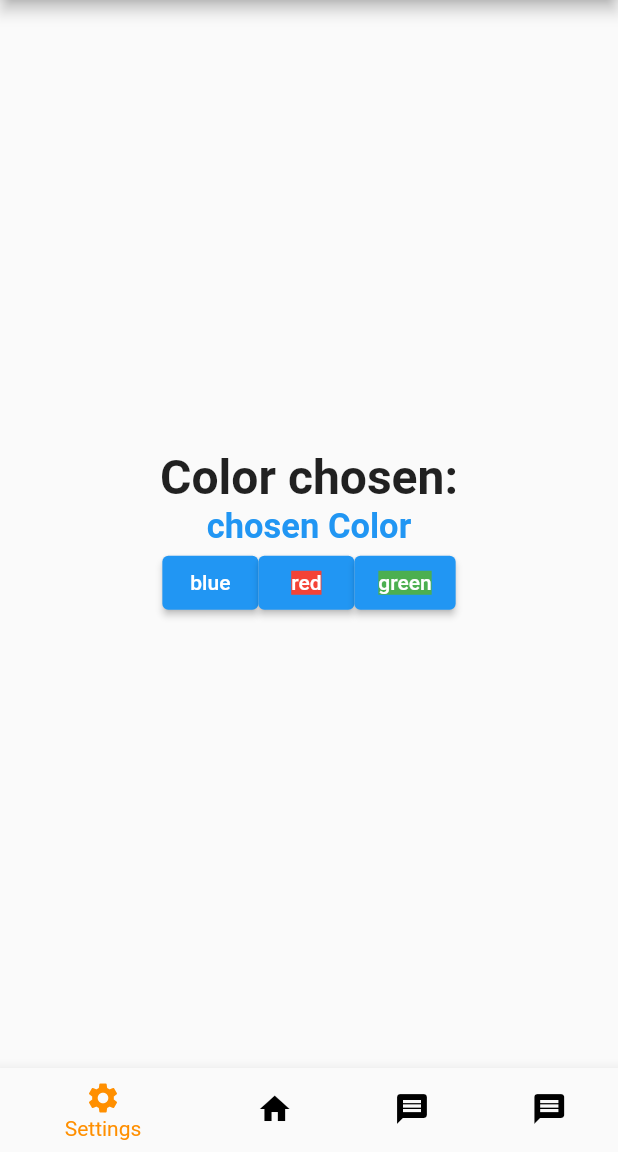
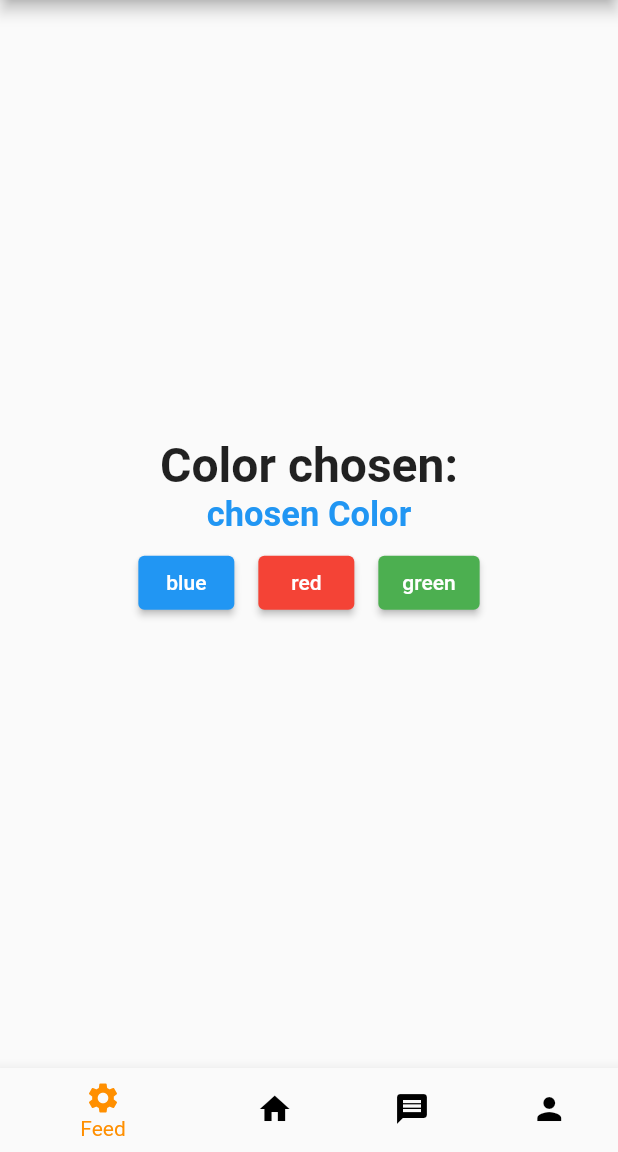
Before and after one commit to kit-recipe-app/front-end, a Flutter app: the screen it shows after launch, after a tap on "blue", on a phone screen of 412 x 824 dp, the part 84-1236 px from its top. Run offline on Flutter 3.47's test engine with Material 2 defaults, Android fonts, the phone set to English and light mode, and no system bars.

Commit message:
added MainPages

```diff
--- a/flutter_frontend_recipes/lib/main.dart
+++ b/flutter_frontend_recipes/lib/main.dart
@@ -1,4 +1,6 @@
 import 'package:flutter/material.dart';
+import 'package:flutter_frontend_recipes/pages/feed/main-page-feed.dart';
+import 'package:flutter_frontend_recipes/pages/profile/main-page-profile.dart';
 
 void main() {
   runApp(const MyApp());
@@ -26,10 +28,16 @@ class LayoutWidget extends StatefulWidget {
 class _LayoutWidgetState extends State<LayoutWidget> {
   int _currentIndex = 0;
   final List<Widget> _pages = <Widget>[
-    const MyHomePage(title: 'MVP Recipe App - Startpage'),
-    const MyHomePage(title: 'MVP Recipe App - second page'),
-    const MyHomePage(title: 'MVP Recipe App - third page'),
-    const MyHomePage(title: 'MVP Recipe App - fourth page')
+    const MainPageFeed(title: 'MVP Recipe App - Startpage'),
+    const MyWidgettt(title: 'hello'),
+    Container(
+      color: Colors.amber,
+      child: const Text('Einkauslisten'),
+    ),
+    Container(
+      color: Colors.amber,
+      child: const Text('Profil'),
+    ),
   ];
   @override
   Widget build(BuildContext context) {
@@ -41,19 +49,19 @@ class _LayoutWidgetState extends State<LayoutWidget> {
         items: const <BottomNavigationBarItem>[
           BottomNavigationBarItem(
             icon: Icon(Icons.settings),
-            label: 'Settings',
+            label: 'Feed',
           ),
           BottomNavigationBarItem(
             icon: Icon(Icons.home),
-            label: 'Home',
+            label: 'Recipes',
           ),
           BottomNavigationBarItem(
             icon: Icon(Icons.message),
-            label: 'Messages',
+            label: 'Shopping Lists',
           ),
           BottomNavigationBarItem(
-            icon: Icon(Icons.message),
-            label: 'Messages',
+            icon: Icon(Icons.person),
+            label: 'Profile',
           ),
         ],
         currentIndex: _currentIndex,
@@ -68,86 +76,3 @@ class _LayoutWidgetState extends State<LayoutWidget> {
     );
   }
 }
-
-class MyHomePage extends StatefulWidget {
-  const MyHomePage({Key? key, required this.title}) : super(key: key);
-
-  final String title;
-
-  @override
-  State<MyHomePage> createState() => _MyHomePageState();
-}
-
-class _MyHomePageState extends State<MyHomePage> {
-  Color _chosenColor = Colors.black12;
-
-  void _choseColor(Color color) {
-    setState(() {
-      _chosenColor = color;
-    });
-  }
-
-  @override
-  Widget build(BuildContext context) {
-    return Scaffold(
-      appBar: AppBar(
-        backgroundColor: Colors.black26,
-        title: Text(widget.title),
-      ),
-      body: Center(
-        child: Column(
-          mainAxisAlignment: MainAxisAlignment.center,
-          children: <Widget>[
-            const Text(
-              'Color chosen:',
-              textAlign: TextAlign.center,
-              style: TextStyle(
-                fontSize: 32,
-                fontWeight: FontWeight.bold,
-              ),
-            ),
-            Text(
-              'chosen Color',
-              style: TextStyle(
-                  color: _chosenColor,
-                  fontWeight: FontWeight.bold,
-                  fontSize: 23),
-            ),
-            Row(
-              mainAxisAlignment: MainAxisAlignment.center,
-              children: [
-                ElevatedButton(
-                  onPressed: () {
-                    _choseColor(Colors.blue);
-                  },
-                  child: Container(
-                    color: Colors.blue,
-                    child: const Text('blue'),
-                  ),
-                ),
-                ElevatedButton(
-                  onPressed: () {
-                    _choseColor(Colors.red);
-                  },
-                  child: Container(
-                    color: Colors.red,
-                    child: const Text('red'),
-                  ),
-                ),
-                ElevatedButton(
-                  onPressed: () {
-                    _choseColor(Colors.green);
-                  },
-                  child: Container(
-                    color: Colors.green,
-                    child: const Text('green'),
-                  ),
-                ),
-              ],
-            ),
-          ],
-        ),
-      ),
-    );
-  }
-}
--- /dev/null
+++ b/flutter_frontend_recipes/lib/pages/feed/main-page-feed.dart
@@ -0,0 +1,99 @@
+import 'package:flutter/material.dart';
+
+class MainPageFeed extends StatefulWidget {
+  const MainPageFeed({Key? key, required this.title}) : super(key: key);
+
+  final String title;
+
+  @override
+  State<MainPageFeed> createState() => _MainPageFeedState();
+}
+
+class _MainPageFeedState extends State<MainPageFeed> {
+  Color _chosenColor = Colors.black12;
+
+  void _choseColor(Color color) {
+    setState(() {
+      _chosenColor = color;
+    });
+  }
+
+  @override
+  Widget build(BuildContext context) {
+    return Scaffold(
+      appBar: AppBar(
+        backgroundColor: Colors.black26,
+        title: Text(widget.title),
+      ),
+      body: Center(
+        child: Column(
+          mainAxisAlignment: MainAxisAlignment.center,
+          children: <Widget>[
+            const Text(
+              'Color chosen:',
+              textAlign: TextAlign.center,
+              style: TextStyle(
+                fontSize: 32,
+                fontWeight: FontWeight.bold,
+              ),
+            ),
+            Text(
+              'chosen Color',
+              style: TextStyle(
+                  color: _chosenColor,
+                  fontWeight: FontWeight.bold,
+                  fontSize: 23),
+            ),
+            Row(
+              mainAxisAlignment: MainAxisAlignment.center,
+              children: [
+                Container(
+                  padding: const EdgeInsets.all(8),
+                  child: ElevatedButton(
+                    onPressed: () {
+                      _choseColor(Colors.blue);
+                    },
+                    style: ElevatedButton.styleFrom(
+                      primary: Colors.blue,
+                    ),
+                    child: Container(
+                      child: const Text('blue'),
+                    ),
+                  ),
+                ),
+                Container(
+                  padding: const EdgeInsets.all(8),
+                  child: ElevatedButton(
+                    onPressed: () {
+                      _choseColor(Colors.red);
+                    },
+                    style: ElevatedButton.styleFrom(
+                      primary: Colors.red,
+                    ),
+                    child: Container(
+                      child: const Text('red'),
+                    ),
+                  ),
+                ),
+                Container(
+                  padding: const EdgeInsets.all(8),
+                  child: ElevatedButton(
+                    onPressed: () {
+                      _choseColor(Colors.green);
+                    },
+                    style: ElevatedButton.styleFrom(
+                      primary: Colors.green,
+                    ),
+                    child: Container(
+                      child: const Text('green'),
+                    ),
+                  ),
+                ),
+              ],
+            ),
+          ],
+        ),
+      ),
+    );
+  }
+}
--- /dev/null
+++ b/flutter_frontend_recipes/lib/pages/profile/main-page-profile.dart
@@ -0,0 +1,14 @@
+import 'package:flutter/material.dart';
+import 'package:flutter/src/foundation/key.dart';
+import 'package:flutter/src/widgets/framework.dart';
+
+class MyWidgettt extends StatelessWidget {
+  const MyWidgettt({Key? key, required this.title}) : super(key: key);
+
+  final String title;
+
+  @override
+  Widget build(BuildContext context) {
+    return Text("$title");
+  }
+}
```
Also changed, not shown: flutter_frontend_recipes/lib/pages/recipes/main-page-recipes.dart (added), flutter_frontend_recipes/lib/pages/shopping-lists/main-page-shopping-lists.dart (added).
